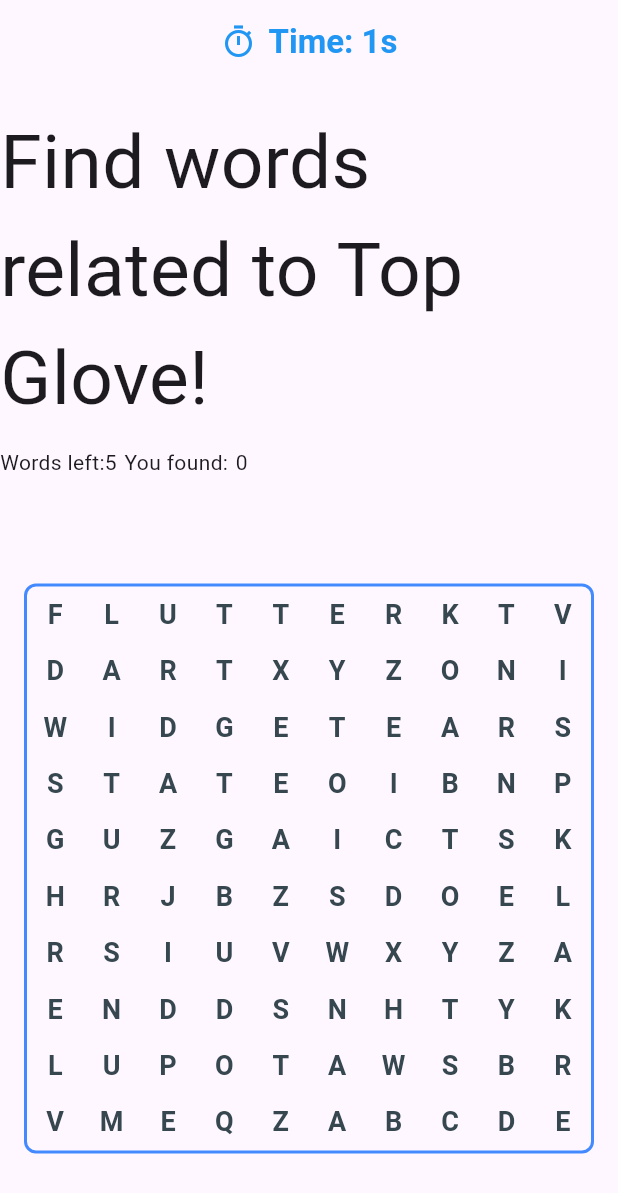
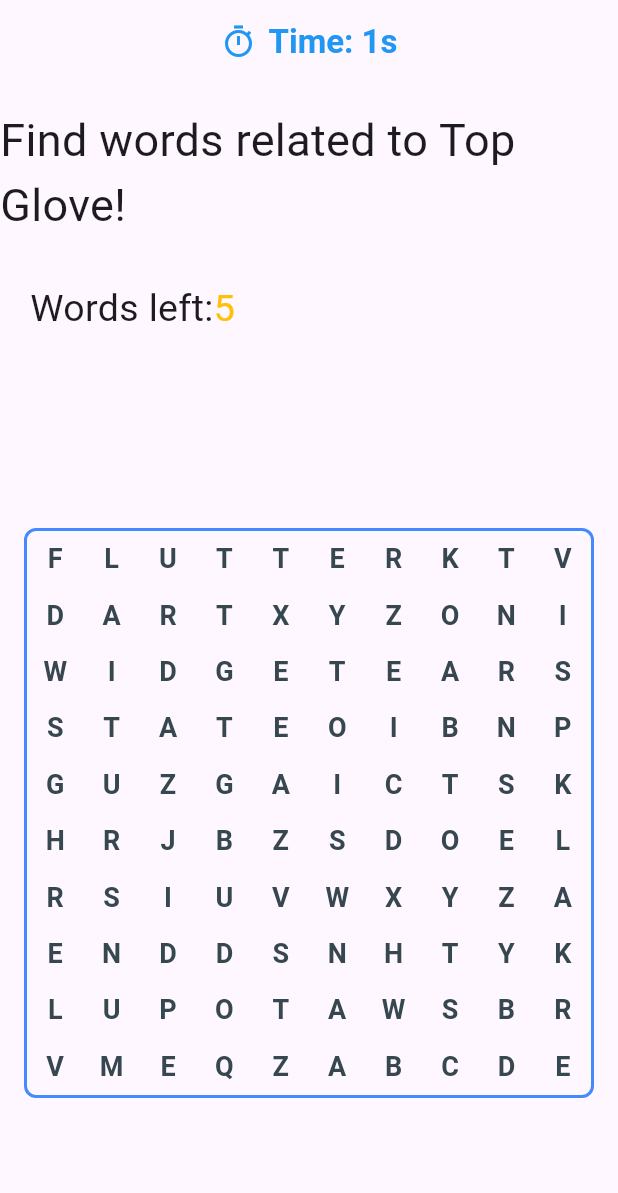
Before and after one commit to humairahHalim/TGAAD2026_BrainyChallenge, a Flutter app: the screen it shows after launch, after a tap on "Register", after a tap on "Word Search", on a phone screen of 412 x 824 dp. Shown: the top 1193 px of the screen. Run offline on Flutter 3.47's test engine with Material 3 defaults, Android fonts, the phone set to English and light mode, and no system bars; our stand-ins replace cloud_firestore, firebase_auth, firebase_core, firebase_database, google_fonts; missing offline and left inert: firebase_auth_web; accounts and stored records are empty; statements that could not run were skipped.

Commit message:
this and that

```diff
--- a/lib/Games/wordSearch.dart
+++ b/lib/Games/wordSearch.dart
@@ -293,22 +293,33 @@
             'Find words related to Top Glove!',
             style: TextStyle(
               //fontFamily: GoogleFonts.
-              fontSize: 50,
+              fontSize: 30,
             ),
           ),
           SizedBox(
             height: 10,
           ),
-          Row(
+          Padding(
+            padding: const EdgeInsets.all(20.0),
+            child: Row(
               children: [
-              Text('Words left:'),
+                const Text(
+                  'Words left:',
+                  style: TextStyle(
+                    fontSize: 25,
+                  ),
+                ),
                 SizedBox(
                   height: 10,
                 ),
                 Text(
                   (targetWords.length - foundWords.length).toString(),
+                  style: TextStyle(
+                    fontSize: 25,
+                    color: Colors.amber,
                   ),
-              SizedBox(
+                ),
+                /** SizedBox(
                   width: 5,
                 ),
                 Text('You found:'),
@@ -318,7 +329,9 @@
                 Text(
                   foundWords.length.toString(),
                 ),
+                */
               ],
+            ),
           ),
           const SizedBox(height: 16),
           // Grid Area
--- a/lib/button.dart
+++ b/lib/button.dart
@@ -13,9 +13,11 @@
       child: Container(
         height: 55,
         decoration: BoxDecoration(
-          color: Theme.of(context).colorScheme.secondary,
-          borderRadius: BorderRadius.circular(30.0),
-        ),
+            color: Colors.lightBlue[100],
+            borderRadius: BorderRadius.circular(30.0),
+            border: Border.all(
+              color: Colors.lightBlueAccent,
+            )),
         child: Center(child: Text(text)),
       ),
     );
--- a/lib/namePage.dart
+++ b/lib/namePage.dart
@@ -1,12 +1,8 @@
 import 'package:brainy_challenge/homepage.dart';
-import 'package:brainy_challenge/main.dart';
 import 'package:flutter/material.dart';
 import 'txtfield.dart';
 import 'button.dart';
-import 'main.dart';
 import 'package:google_fonts/google_fonts.dart';
-import 'package:firebase_auth/firebase_auth.dart';
-import 'package:cloud_firestore/cloud_firestore.dart';
 import 'package:firebase_database/firebase_database.dart';
 
 class namePage extends StatefulWidget {
--- a/lib/txtfield.dart
+++ b/lib/txtfield.dart
@@ -22,11 +22,11 @@
       height: 55,
       decoration: BoxDecoration(
         border: Border.all(
-          color: Colors.blue,
+          color: Colors.lightBlue,
           width: 2.0,
         ),
         borderRadius: BorderRadius.circular(30.0),
-        color: Colors.white,
+        color: Colors.transparent,
       ),
       child: TextField(
         obscureText: obscureText,
```
Lines whose indentation alone changed are shown as unchanged.
